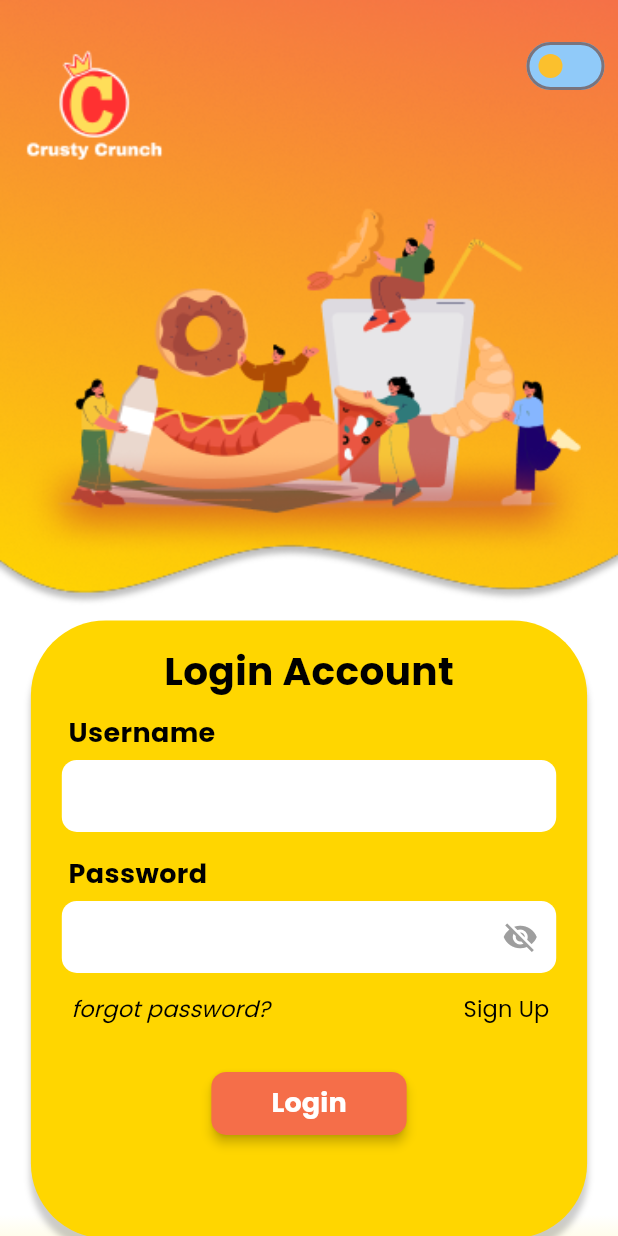
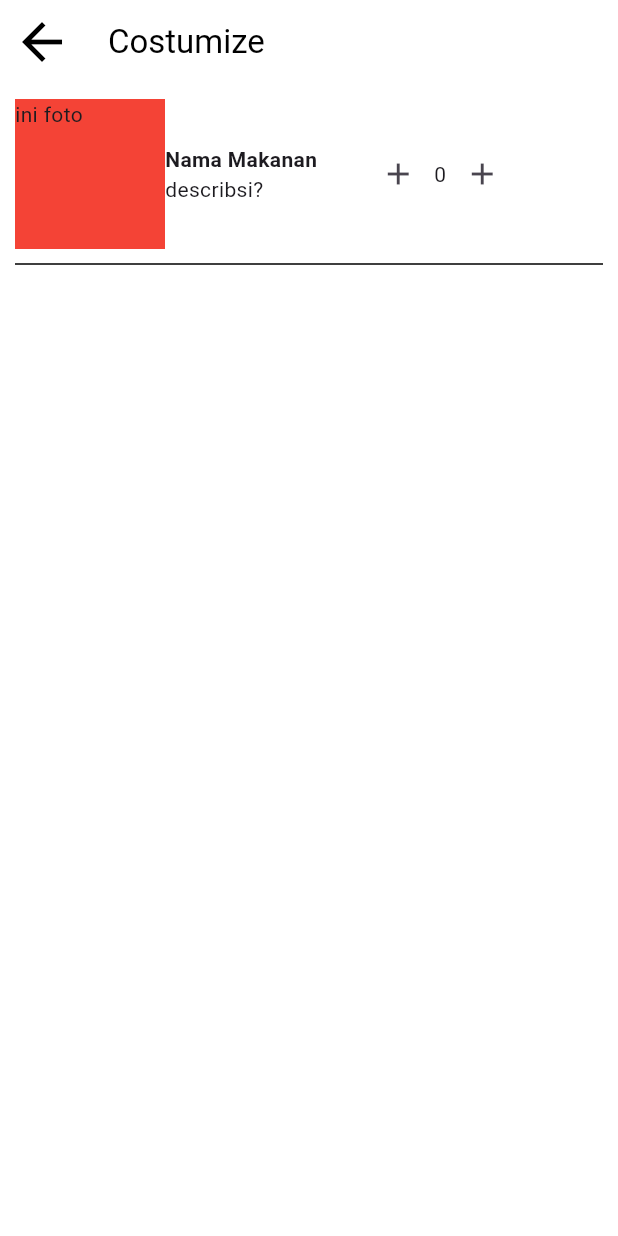
Before and after one commit to siwakasen/tubes_pbp, a Flutter app: the screen it shows after launch, on a phone screen of 412 x 824 dp. Run offline on Flutter 3.47's test engine with Material 3 defaults, Android fonts, the phone set to English and light mode, and no system bars; our stand-ins replace extended_image, flutter_map, flutter_rating_bar, fluttertoast, geocoding, geolocator and 5 more; missing offline and left inert: checkbox_formfield.

Commit message:
sek progress

```diff
--- a/lib/client/makananClient.dart
+++ b/lib/client/makananClient.dart
@@ -7,8 +7,8 @@
 import 'package:ugd2_pbp/entity/makananEntity.dart';
 
 class MakananClient {
-  static final String url = '10.0.2.2:8000';
-  static final String endpoint = '/api';
+  static final String url = '192.168.100.211';
+  static final String endpoint = 'tugbes/public/api';
 
   static Future<List<Makanan>> fetchAll() async {
     print("fetching all");
--- a/lib/client/userClient.dart
+++ b/lib/client/userClient.dart
@@ -7,8 +7,8 @@
 import 'package:http/http.dart' as http;
 
 class UserClient {
-  static final String url = '10.0.2.2:8000';
-  static final String endpoint = '/api';
+  static final String url = '192.168.100.211';
+  static final String endpoint = 'tugbes/public/api';
 
   static Future<User> login(String username, String password) async {
     try {
--- a/lib/main.dart
+++ b/lib/main.dart
@@ -1,5 +1,7 @@
 import 'package:flutter/material.dart';
 import 'package:provider/provider.dart';
+import 'package:ugd2_pbp/entity/makananEntity.dart';
+import 'package:ugd2_pbp/view/delivery/onBeli_makan.dart';
 import 'package:ugd2_pbp/view/login_register/loginNew.dart';
 import 'package:ugd2_pbp/theme/theme_provider.dart';
 import 'package:ugd2_pbp/view/order/order_review_page.dart';
@@ -21,7 +23,12 @@
     return Consumer<ThemeProvider>(
       builder: (context, themeProvider, child) {
         return MaterialApp(
-          home: LoginNew(),
+          home: onBeliView(
+            makanan: Makanan(
+                namaMakanan: "Nama Makanan",
+                hargaMakanan: 10000,
+                namaFoto: "nama Foto"),
+          ),
           theme: themeProvider.themeData,
         );
       },
--- /dev/null
+++ b/lib/view/delivery/onBeli_makan.dart
@@ -0,0 +1,120 @@
+import 'package:flutter/material.dart';
+import 'package:flutter_rating_bar/flutter_rating_bar.dart';
+import 'package:ugd2_pbp/entity/makananEntity.dart';
+import 'package:ugd2_pbp/view/order/nota/note_page.dart';
+import 'package:ugd2_pbp/view/order/ratings_page.dart';
+
+class onBeliView extends StatefulWidget {
+  const onBeliView({super.key, required this.makanan});
+  final Makanan makanan;
+
+  @override
+  State<onBeliView> createState() => _onBeliViewState();
+}
+
+class _onBeliViewState extends State<onBeliView> {
+  List<String> historyData = ["1", "2"];
+  List<String> orderData = ["1", "2"];
+  List<bool> isRated = [false, true];
+  List<String> rating = ["4", "2"];
+  Makanan item = Makanan();
+  int quantity = 0;
+
+  @override
+  void initState() {
+    item = widget.makanan;
+    super.initState();
+  }
+
+  @override
+  Widget build(BuildContext context) {
+    return Scaffold(
+      appBar: AppBar(
+        title: const Text("Costumize", style: TextStyle(color: Colors.black)),
+        elevation: 0,
+        backgroundColor: Colors.white,
+        leading: IconButton(
+          icon: const Icon(
+            Icons.arrow_back,
+            size: 40,
+            color: Colors.black,
+          ),
+          splashColor: Colors.transparent,
+          highlightColor: Colors.transparent,
+          onPressed: () {
+            Navigator.pop(context);
+          },
+        ),
+      ),
+      body: SingleChildScrollView(
+        padding: const EdgeInsets.all(10),
+        child: Column(
+          crossAxisAlignment: CrossAxisAlignment.start,
+          children: [
+            Container(
+              child: Row(
+                children: [
+                  Container(
+                    width: 100,
+                    height: 100,
+                    color: Colors.red,
+                    child: Text("ini foto"),
+                  ),
+                  //@nanti ganti ini
+                  // ExtendedImage.network(
+                  //   imageLink[index],
+                  //   width: 100,
+                  //   height: 100,
+                  //   fit: BoxFit.fill,
+                  //   cache: true,
+                  // ),
+                  Column(
+                    crossAxisAlignment: CrossAxisAlignment.start,
+                    mainAxisAlignment: MainAxisAlignment.spaceAround,
+                    children: [
+                      Text(
+                        item.namaMakanan!,
+                        style: TextStyle(fontWeight: FontWeight.bold),
+                      ),
+                      Text(
+                        "describsi?",
+                      )
+                    ],
+                  ),
+                  Container(
+                    margin: EdgeInsets.only(left: 30),
+                    child: Row(children: [
+                      IconButton(
+                        onPressed: () {
+                          setState(() {
+                            quantity -= 1;
+                          });
+                        },
+                        icon: Icon(Icons.add),
+                      ),
+                      Text(
+                        quantity.toString(),
+                      ),
+                      IconButton(
+                          onPressed: () {
+                            setState(() {
+                              quantity += 1;
+                            });
+                          },
+                          icon: Icon(Icons.add))
+                    ]),
+                  )
+                ],
+              ),
+            ),
+            const Divider(
+              color: Colors.black,
+              thickness: 1,
+              height: 20,
+            ),
+          ],
+        ),
+      ),
+    );
+  }
+}
```
